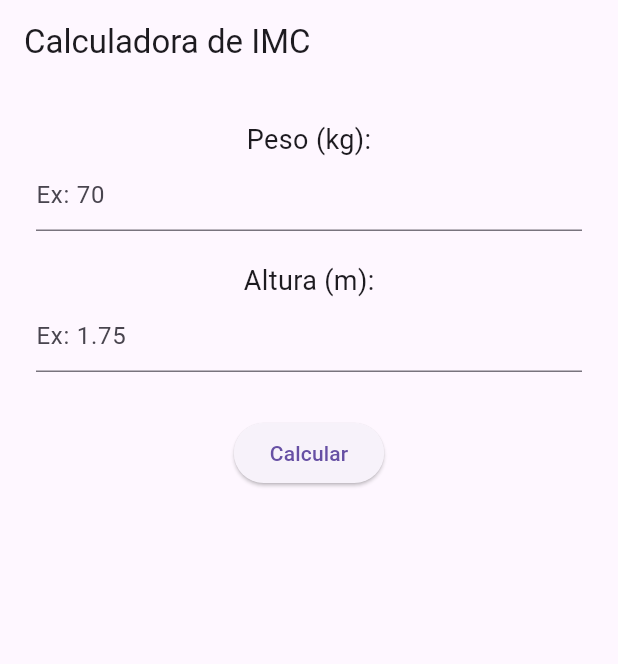
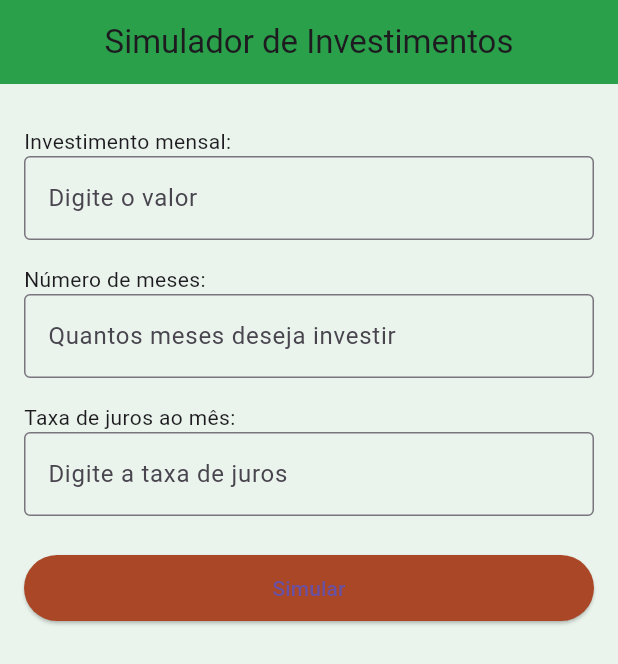
Before and after one commit to JoaopedroNCPS/Simulardor-de-Investimentos, a Flutter app: the screen it shows after launch, on a phone screen of 412 x 824 dp. Shown: the top 664 px of the screen. Run offline on Flutter 3.47's test engine with Material 3 defaults, Android fonts, the phone set to English and light mode, and no system bars.

Commit message:
Update main.dart

```diff
--- a/lib/main.dart
+++ b/lib/main.dart
@@ -1,75 +1,50 @@
 import 'package:flutter/material.dart';
+import 'dart:math';
 
 void main() {
-  runApp(const AvaliacaoIMCApp());
+  runApp(SimuladorInvestimentosApp());
 }
 
-class AvaliacaoIMCApp extends StatelessWidget {
-  const AvaliacaoIMCApp({super.key});
-
+class SimuladorInvestimentosApp extends StatelessWidget {
   @override
   Widget build(BuildContext context) {
     return MaterialApp(
-      title: 'Avaliador de IMC',
-      theme: ThemeData(primarySwatch: Colors.deepPurple),
-      home: const IMCCalculatorScreen(),
+      title: 'Simulador de Investimentos',
+      home: SimuladorInvestimentos(),
+      debugShowCheckedModeBanner: false,
     );
   }
 }
 
-class IMCCalculatorScreen extends StatefulWidget {
-  const IMCCalculatorScreen({super.key});
-
+class SimuladorInvestimentos extends StatefulWidget {
   @override
-  State<IMCCalculatorScreen> createState() => _IMCCalculatorScreenState();
+  _SimuladorInvestimentosState createState() => _SimuladorInvestimentosState();
 }
 
-class _IMCCalculatorScreenState extends State<IMCCalculatorScreen> {
-  final TextEditingController pesoController = TextEditingController();
-  final TextEditingController alturaController = TextEditingController();
+class _SimuladorInvestimentosState extends State<SimuladorInvestimentos> {
+  final TextEditingController _valorMensalController = TextEditingController();
+  final TextEditingController _mesesController = TextEditingController();
+  final TextEditingController _taxaJurosController = TextEditingController();
 
-  void calcularIMC() {
-    final double? peso = double.tryParse(pesoController.text);
-    final double? altura = double.tryParse(alturaController.text);
+  void _simularInvestimento() {
+    double valorMensal = double.tryParse(_valorMensalController.text) ?? 0;
+    int meses = int.tryParse(_mesesController.text) ?? 0;
+    double taxa = double.tryParse(_taxaJurosController.text.replaceAll('%', '')) ?? 0;
 
-    if (peso == null || altura == null || altura == 0) {
-      showDialog(
-        context: context,
-        builder: (ctx) => const AlertDialog(
-          title: Text('Erro'),
-          content: Text('Por favor, preencha corretamente os campos.'),
-        ),
-      );
-      return;
-    }
-
-    final double imc = peso / (altura * altura);
-    String classificacao;
-
-    if (imc < 18.5) {
-      classificacao = 'Abaixo do peso';
-    } else if (imc < 24.9) {
-      classificacao = 'Peso normal';
-    } else if (imc < 29.9) {
-      classificacao = 'Sobrepeso';
-    } else if (imc < 34.9) {
-      classificacao = 'Obesidade grau 1';
-    } else if (imc < 39.9) {
-      classificacao = 'Obesidade grau 2';
-    } else {
-      classificacao = 'Obesidade grau 3';
-    }
+    double taxaDecimal = taxa / 100;
+    double valorSemJuros = valorMensal * meses;
+    double valorComJuros = valorMensal * ((pow(1 + taxaDecimal, meses) - 1) / taxaDecimal);
 
     showDialog(
       context: context,
-      builder: (ctx) => AlertDialog(
-        title: const Text('Resultado do IMC'),
-        content: Text('IMC: ${imc.toStringAsFixed(2)}\nClassificação: $classificacao'),
+      builder: (context) => AlertDialog(
+        title: Text('Resultado'),
+        content: Text('Valor total com juros compostos: R\$ ${valorComJuros.toStringAsFixed(2)}'),
         actions: [
           TextButton(
-            onPressed: () => Navigator.of(ctx).pop(),
-            child: const Text('OK'),
-          ),
+            child: Text('OK'),
+            onPressed: () => Navigator.of(context).pop(),
+          )
         ],
       ),
     );
@@ -78,28 +53,55 @@ class _IMCCalculatorScreenState extends State<IMCCalculatorScreen> {
   @override
   Widget build(BuildContext context) {
     return Scaffold(
-      appBar: AppBar(title: const Text('Calculadora de IMC')),
+      backgroundColor: Color(0xFFEAF4EC),
+      appBar: AppBar(
+        backgroundColor: Color.fromARGB(255, 41, 160, 73),
+        title: Text('Simulador de Investimentos'),
+        centerTitle: true,
+      ),
       body: Padding(
-        padding: const EdgeInsets.all(24.0),
-        child: Column(
+        padding: const EdgeInsets.all(16.0),
+        child: ListView(
           children: [
-            const Text('Peso (kg):', style: TextStyle(fontSize: 18)),
+            SizedBox(height: 12),
+            Text('Investimento mensal:'),
             TextField(
-              controller: pesoController,
+              controller: _valorMensalController,
               keyboardType: TextInputType.number,
-              decoration: const InputDecoration(hintText: 'Ex: 70'),
+              decoration: InputDecoration(
+                hintText: 'Digite o valor',
+                border: OutlineInputBorder(),
+              ),
             ),
-            const SizedBox(height: 20),
-            const Text('Altura (m):', style: TextStyle(fontSize: 18)),
+            SizedBox(height: 16),
+            Text('Número de meses:'),
             TextField(
-              controller: alturaController,
+              controller: _mesesController,
               keyboardType: TextInputType.number,
-              decoration: const InputDecoration(hintText: 'Ex: 1.75'),
+              decoration: InputDecoration(
+                hintText: 'Quantos meses deseja investir',
+                border: OutlineInputBorder(),
+              ),
             ),
-            const SizedBox(height: 30),
+            SizedBox(height: 16),
+            Text('Taxa de juros ao mês:'),
+            TextField(
+              controller: _taxaJurosController,
+              keyboardType: TextInputType.number,
+              decoration: InputDecoration(
+                hintText: 'Digite a taxa de juros',
+                suffixText: '%',
+                border: OutlineInputBorder(),
+              ),
+            ),
+            SizedBox(height: 24),
             ElevatedButton(
-              onPressed: calcularIMC,
-              child: const Text('Calcular'),
+              style: ElevatedButton.styleFrom(
+                backgroundColor: Color.fromARGB(255, 170, 71, 38),
+                padding: EdgeInsets.symmetric(horizontal: 32, vertical: 12),
+              ),
+              onPressed: _simularInvestimento,
+              child: Text('Simular'),
             ),
           ],
         ),
```
